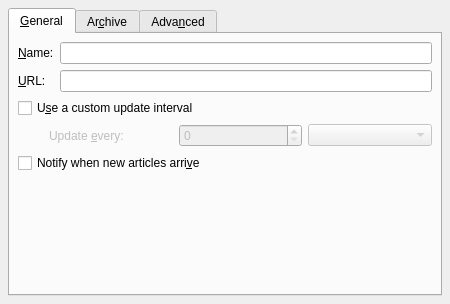
This is akregator/src/ui/feedpropertieswidgetbase.ui in KDE/kdepim as Qt 5 draws it before an edit. The edited form follows.
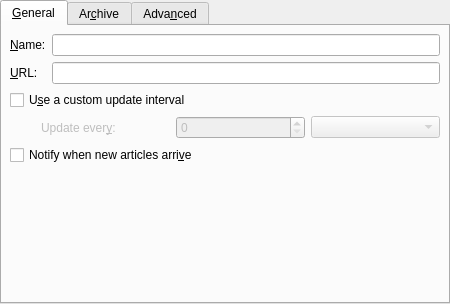
This is the edited form. Custom widgets are drawn as their Qt base class.

Commit message: Fix double margin

What changed in the file:
```diff
--- a/akregator/src/ui/feedpropertieswidgetbase.ui
+++ b/akregator/src/ui/feedpropertieswidgetbase.ui
@@ -20,8 +20,17 @@
    <string>Feed Properties</string>
   </property>
   <layout class="QGridLayout">
-   <property name="margin">
-    <number>8</number>
+   <property name="leftMargin">
+    <number>0</number>
+   </property>
+   <property name="topMargin">
+    <number>0</number>
+   </property>
+   <property name="rightMargin">
+    <number>0</number>
+   </property>
+   <property name="bottomMargin">
+    <number>0</number>
    </property>
    <property name="spacing">
     <number>6</number>
@@ -85,7 +94,7 @@
             <bool>false</bool>
            </property>
            <property name="text">
-            <string>Update &amp;every:</string>
+            <string>Update ever&amp;y:</string>
            </property>
            <property name="buddy">
             <cstring>updateSpinBox</cstring>
```
Left out of the diff: 112 changed lines with no effect on the pictures.
